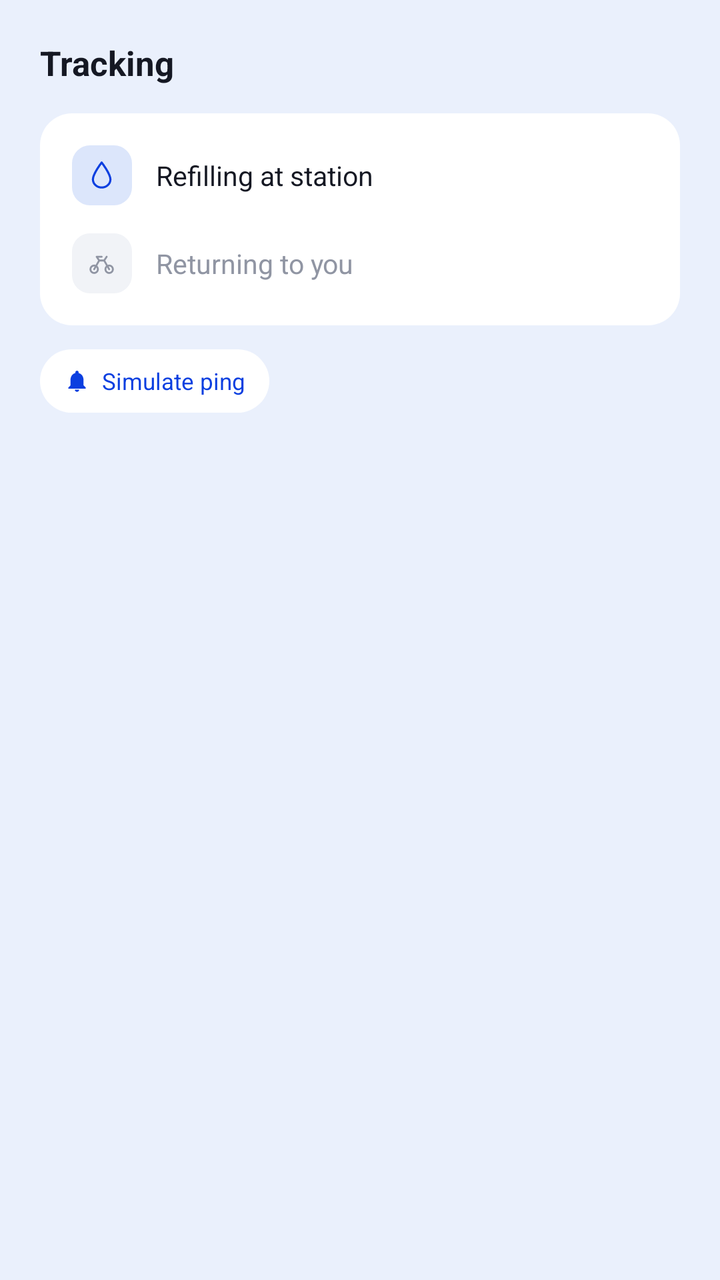
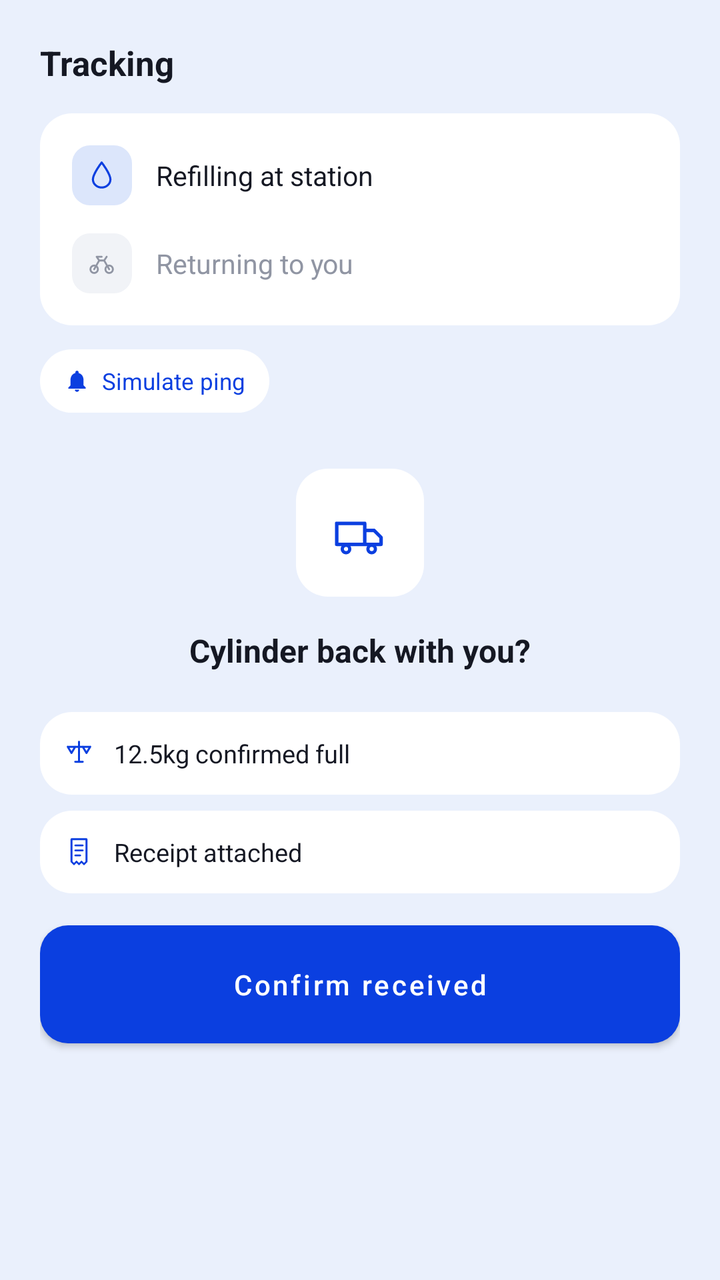

Two renders of the same Android screen: before a commit and after it. Below are the layout's source before the change and the commit's diff.
<!-- AndroidManifest.xml: application theme Theme.Blue -->
<!-- res/layout/view_track.xml -->
<?xml version="1.0" encoding="utf-8"?>
<LinearLayout xmlns:android="http://schemas.android.com/apk/res/android"
    android:layout_width="match_parent"
    android:layout_height="match_parent"
    android:orientation="vertical"
    android:background="@color/bg"
    android:padding="20dp">

    <TextView
        android:layout_width="wrap_content"
        android:layout_height="wrap_content"
        android:text="Tracking"
        android:textColor="@color/ink"
        android:textSize="17sp"
        android:textStyle="bold" />

    <LinearLayout
        android:id="@+id/notifBanner"
        android:layout_width="match_parent"
        android:layout_height="wrap_content"
        android:layout_marginTop="16dp"
        android:orientation="horizontal"
        android:gravity="center_vertical"
        android:background="@drawable/bg_card"
        android:padding="12dp"
        android:visibility="gone">

        <ImageView
            android:layout_width="16dp"
            android:layout_height="16dp"
            android:src="@drawable/ic_bell"
            android:tint="@color/accent" />

        <TextView
            android:layout_width="wrap_content"
            android:layout_height="wrap_content"
            android:layout_marginStart="8dp"
            android:text="Rider arrived at station"
            android:textColor="@color/accent"
            android:textSize="12.5sp" />
    </LinearLayout>

    <LinearLayout
        android:layout_width="match_parent"
        android:layout_height="wrap_content"
        android:layout_marginTop="14dp"
        android:orientation="vertical"
        android:background="@drawable/bg_card"
        android:padding="16dp">

        <LinearLayout
            android:layout_width="match_parent"
            android:layout_height="wrap_content"
            android:orientation="horizontal"
            android:gravity="center_vertical">

            <LinearLayout
                android:layout_width="30dp"
                android:layout_height="30dp"
                android:background="@drawable/bg_icon_chip"
                android:gravity="center">

                <ImageView
                    android:layout_width="15dp"
                    android:layout_height="15dp"
                    android:src="@drawable/ic_drop"
                    android:tint="@color/accent" />
            </LinearLayout>

            <TextView
                android:layout_width="wrap_content"
                android:layout_height="wrap_content"
                android:layout_marginStart="12dp"
                android:text="Refilling at station"
                android:textColor="@color/ink"
                android:textSize="13.5sp" />
        </LinearLayout>

        <LinearLayout
            android:layout_width="match_parent"
            android:layout_height="wrap_content"
            android:layout_marginTop="14dp"
            android:orientation="horizontal"
            android:gravity="center_vertical">

            <LinearLayout
                android:layout_width="30dp"
                android:layout_height="30dp"
                android:background="@drawable/bg_icon_chip_muted"
                android:gravity="center">

                <ImageView
                    android:layout_width="15dp"
                    android:layout_height="15dp"
                    android:src="@drawable/ic_bike"
                    android:tint="@color/muted_icon" />
            </LinearLayout>

            <TextView
                android:layout_width="wrap_content"
                android:layout_height="wrap_content"
                android:layout_marginStart="12dp"
                android:text="Returning to you"
                android:textColor="@color/muted_icon"
                android:textSize="13.5sp" />
        </LinearLayout>

    </LinearLayout>

    <LinearLayout
        android:id="@+id/btnPing"
        android:layout_width="wrap_content"
        android:layout_height="wrap_content"
        android:layout_marginTop="12dp"
        android:orientation="horizontal"
        android:gravity="center_vertical"
        android:background="@drawable/bg_card"
        android:paddingStart="12dp"
        android:paddingEnd="12dp"
        android:paddingTop="8dp"
        android:paddingBottom="8dp"
        android:clickable="true"
        android:focusable="true">

        <ImageView
            android:layout_width="13dp"
            android:layout_height="13dp"
            android:src="@drawable/ic_bell"
            android:tint="@color/accent" />

        <TextView
            android:layout_width="wrap_content"
            android:layout_height="wrap_content"
            android:layout_marginStart="6dp"
            android:text="Simulate ping"
            android:textColor="@color/accent"
            android:textSize="11.5sp" />
    </LinearLayout>

</LinearLayout>
<!-- resources referenced by this layout -->
<resources>
  <color name="accent">#0B3FE0</color>
  <color name="bg">#EAF0FC</color>
  <color name="ink">#151823</color>
  <color name="muted_icon">#9095A3</color>
  <!-- drawable bg_card (drawable) -->
  <?xml version="1.0" encoding="utf-8"?>
  <shape xmlns:android="http://schemas.android.com/apk/res/android">
      <solid android:color="@color/card" />
      <corners android:radius="16dp" />
  </shape>
  <!-- drawable bg_icon_chip (drawable) -->
  <?xml version="1.0" encoding="utf-8"?>
  <shape xmlns:android="http://schemas.android.com/apk/res/android">
      <solid android:color="@color/accent_soft" />
      <corners android:radius="9dp" />
  </shape>
  <!-- drawable bg_icon_chip_muted (drawable) -->
  <?xml version="1.0" encoding="utf-8"?>
  <shape xmlns:android="http://schemas.android.com/apk/res/android">
      <solid android:color="#F1F3F7" />
      <corners android:radius="9dp" />
  </shape>
  <style name="Theme.Blue" parent="Theme.MaterialComponents.Light.NoActionBar">
          <item name="colorPrimary">@color/accent</item>
          <item name="colorPrimaryDark">@color/bg</item>
          <item name="colorAccent">@color/accent</item>
          <item name="android:windowBackground">@color/bg</item>
          <item name="android:statusBarColor">@color/bg</item>
          <item name="android:windowLightStatusBar">true</item>
      </style>
  <color name="card">#FFFFFF</color>
  <color name="accent_soft">#DCE6FB</color>
  <!-- unchanged entries left out for length: 3 -->
</resources>

<!-- the commit's change to res/layout/view_track.xml (unified diff, before → after) -->
@@ -1,140 +1,238 @@
 <?xml version="1.0" encoding="utf-8"?>
-<LinearLayout xmlns:android="http://schemas.android.com/apk/res/android"
+<ScrollView xmlns:android="http://schemas.android.com/apk/res/android"
     android:layout_width="match_parent"
     android:layout_height="match_parent"
-    android:orientation="vertical"
     android:background="@color/bg"
-    android:padding="20dp">
-
-    <TextView
-        android:layout_width="wrap_content"
-        android:layout_height="wrap_content"
-        android:text="Tracking"
-        android:textColor="@color/ink"
-        android:textSize="17sp"
-        android:textStyle="bold" />
-
-    <LinearLayout
-        android:id="@+id/notifBanner"
-        android:layout_width="match_parent"
-        android:layout_height="wrap_content"
-        android:layout_marginTop="16dp"
-        android:orientation="horizontal"
-        android:gravity="center_vertical"
-        android:background="@drawable/bg_card"
-        android:padding="12dp"
-        android:visibility="gone">
-
-        <ImageView
-            android:layout_width="16dp"
-            android:layout_height="16dp"
-            android:src="@drawable/ic_bell"
-            android:tint="@color/accent" />
-
-        <TextView
-            android:layout_width="wrap_content"
-            android:layout_height="wrap_content"
-            android:layout_marginStart="8dp"
-            android:text="Rider arrived at station"
-            android:textColor="@color/accent"
-            android:textSize="12.5sp" />
-    </LinearLayout>
+    android:fillViewport="true">
 
     <LinearLayout
         android:layout_width="match_parent"
         android:layout_height="wrap_content"
-        android:layout_marginTop="14dp"
         android:orientation="vertical"
-        android:background="@drawable/bg_card"
-        android:padding="16dp">
-
-        <LinearLayout
-            android:layout_width="match_parent"
-            android:layout_height="wrap_content"
-            android:orientation="horizontal"
-            android:gravity="center_vertical">
+        android:padding="20dp">
+
+        <TextView
+            android:layout_width="wrap_content"
+            android:layout_height="wrap_content"
+            android:text="Tracking"
+            android:textColor="@color/ink"
+            android:textSize="17sp"
+            android:textStyle="bold" />
+
+        <LinearLayout
+            android:id="@+id/notifBanner"
+            android:layout_width="match_parent"
+            android:layout_height="wrap_content"
+            android:layout_marginTop="16dp"
+            android:orientation="horizontal"
+            android:gravity="center_vertical"
+            android:background="@drawable/bg_card"
+            android:padding="12dp"
+            android:visibility="gone">
+
+            <ImageView
+                android:layout_width="16dp"
+                android:layout_height="16dp"
+                android:src="@drawable/ic_bell"
+                android:tint="@color/accent" />
+
+            <TextView
+                android:layout_width="wrap_content"
+                android:layout_height="wrap_content"
+                android:layout_marginStart="8dp"
+                android:text="Rider arrived at station"
+                android:textColor="@color/accent"
+                android:textSize="12.5sp" />
+        </LinearLayout>
+
+        <LinearLayout
+            android:layout_width="match_parent"
+            android:layout_height="wrap_content"
+            android:layout_marginTop="14dp"
+            android:orientation="vertical"
+            android:background="@drawable/bg_card"
+            android:padding="16dp">
 
             <LinearLayout
-                android:layout_width="30dp"
-                android:layout_height="30dp"
-                android:background="@drawable/bg_icon_chip"
+                android:layout_width="match_parent"
+                android:layout_height="wrap_content"
+                android:orientation="horizontal"
+                android:gravity="center_vertical">
+
+                <LinearLayout
+                    android:layout_width="30dp"
+                    android:layout_height="30dp"
+                    android:background="@drawable/bg_icon_chip"
+                    android:gravity="center">
+
+                    <ImageView
+                        android:layout_width="15dp"
+                        android:layout_height="15dp"
+                        android:src="@drawable/ic_drop"
+                        android:tint="@color/accent" />
+                </LinearLayout>
+
+                <TextView
+                    android:layout_width="wrap_content"
+                    android:layout_height="wrap_content"
+                    android:layout_marginStart="12dp"
+                    android:text="Refilling at station"
+                    android:textColor="@color/ink"
+                    android:textSize="13.5sp" />
+            </LinearLayout>
+
+            <LinearLayout
+                android:layout_width="match_parent"
+                android:layout_height="wrap_content"
+                android:layout_marginTop="14dp"
+                android:orientation="horizontal"
+                android:gravity="center_vertical">
+
+                <LinearLayout
+                    android:layout_width="30dp"
+                    android:layout_height="30dp"
+                    android:background="@drawable/bg_icon_chip_muted"
+                    android:gravity="center">
+
+                    <ImageView
+                        android:layout_width="15dp"
+                        android:layout_height="15dp"
+                        android:src="@drawable/ic_bike"
+                        android:tint="@color/muted_icon" />
+                </LinearLayout>
+
+                <TextView
+                    android:layout_width="wrap_content"
+                    android:layout_height="wrap_content"
+                    android:layout_marginStart="12dp"
+                    android:text="Returning to you"
+                    android:textColor="@color/muted_icon"
+                    android:textSize="13.5sp" />
+            </LinearLayout>
+
+        </LinearLayout>
+
+        <LinearLayout
+            android:id="@+id/btnPing"
+            android:layout_width="wrap_content"
+            android:layout_height="wrap_content"
+            android:layout_marginTop="12dp"
+            android:orientation="horizontal"
+            android:gravity="center_vertical"
+            android:background="@drawable/bg_card"
+            android:paddingStart="12dp"
+            android:paddingEnd="12dp"
+            android:paddingTop="8dp"
+            android:paddingBottom="8dp"
+            android:clickable="true"
+            android:focusable="true">
+
+            <ImageView
+                android:layout_width="13dp"
+                android:layout_height="13dp"
+                android:src="@drawable/ic_bell"
+                android:tint="@color/accent" />
+
+            <TextView
+                android:layout_width="wrap_content"
+                android:layout_height="wrap_content"
+                android:layout_marginStart="6dp"
+                android:text="Simulate ping"
+                android:textColor="@color/accent"
+                android:textSize="11.5sp" />
+        </LinearLayout>
+
+        <LinearLayout
+            android:layout_width="match_parent"
+            android:layout_height="wrap_content"
+            android:orientation="vertical"
+            android:gravity="center_horizontal"
+            android:layout_marginTop="28dp">
+
+            <LinearLayout
+                android:layout_width="64dp"
+                android:layout_height="64dp"
+                android:background="@drawable/bg_card"
                 android:gravity="center">
 
                 <ImageView
-                    android:layout_width="15dp"
-                    android:layout_height="15dp"
-                    android:src="@drawable/ic_drop"
+                    android:layout_width="28dp"
+                    android:layout_height="28dp"
+                    android:src="@drawable/ic_truck"
                     android:tint="@color/accent" />
             </LinearLayout>
 
             <TextView
                 android:layout_width="wrap_content"
                 android:layout_height="wrap_content"
-                android:layout_marginStart="12dp"
-                android:text="Refilling at station"
+                android:layout_marginTop="16dp"
+                android:text="Cylinder back with you?"
                 android:textColor="@color/ink"
-                android:textSize="13.5sp" />
-        </LinearLayout>
-
-        <LinearLayout
-            android:layout_width="match_parent"
-            android:layout_height="wrap_content"
-            android:layout_marginTop="14dp"
-            android:orientation="horizontal"
-            android:gravity="center_vertical">
-
-            <LinearLayout
-                android:layout_width="30dp"
-                android:layout_height="30dp"
-                android:background="@drawable/bg_icon_chip_muted"
-                android:gravity="center">
-
-                <ImageView
-                    android:layout_width="15dp"
-                    android:layout_height="15dp"
-                    android:src="@drawable/ic_bike"
-                    android:tint="@color/muted_icon" />
-            </LinearLayout>
-
-            <TextView
-                android:layout_width="wrap_content"
-                android:layout_height="wrap_content"
-                android:layout_marginStart="12dp"
-                android:text="Returning to you"
-                android:textColor="@color/muted_icon"
-                android:textSize="13.5sp" />
-        </LinearLayout>
+                android:textSize="16sp"
+                android:textStyle="bold" />
+        </LinearLayout>
+
+        <LinearLayout
+            android:layout_width="match_parent"
+            android:layout_height="wrap_content"
+            android:layout_marginTop="20dp"
+            android:orientation="horizontal"
+            android:gravity="center_vertical"
+            android:background="@drawable/bg_card"
+            android:padding="12dp">
+
+            <ImageView
+                android:layout_width="15dp"
+                android:layout_height="15dp"
+                android:src="@drawable/ic_scale"
+                android:tint="@color/accent" />
+
+            <TextView
+                android:id="@+id/tvWeightDetail"
+                android:layout_width="wrap_content"
+                android:layout_height="wrap_content"
+                android:layout_marginStart="10dp"
+                android:text="12.5kg confirmed full"
+                android:textColor="@color/ink"
+                android:textSize="12.5sp" />
+        </LinearLayout>
+
+        <LinearLayout
+            android:layout_width="match_parent"
+            android:layout_height="wrap_content"
+            android:layout_marginTop="8dp"
+            android:orientation="horizontal"
+            android:gravity="center_vertical"
+            android:background="@drawable/bg_card"
+            android:padding="12dp">
+
+            <ImageView
+                android:layout_width="15dp"
+                android:layout_height="15dp"
+                android:src="@drawable/ic_receipt"
+                android:tint="@color/accent" />
+
+            <TextView
+                android:layout_width="wrap_content"
+                android:layout_height="wrap_content"
+                android:layout_marginStart="10dp"
+                android:text="Receipt attached"
+                android:textColor="@color/ink"
+                android:textSize="12.5sp" />
+        </LinearLayout>
+
+        <Button
+            android:id="@+id/btnConfirmReceived"
+            android:layout_width="match_parent"
+            android:layout_height="wrap_content"
+            android:layout_marginTop="16dp"
+            android:background="@drawable/btn_accent"
+            android:text="Confirm received"
+            android:textColor="@color/white"
+            android:textAllCaps="false"
+            android:textSize="14sp"
+            android:paddingTop="14dp"
+            android:paddingBottom="14dp" />
 
     </LinearLayout>
-
-    <LinearLayout
-        android:id="@+id/btnPing"
-        android:layout_width="wrap_content"
-        android:layout_height="wrap_content"
-        android:layout_marginTop="12dp"
-        android:orientation="horizontal"
-        android:gravity="center_vertical"
-        android:background="@drawable/bg_card"
-        android:paddingStart="12dp"
-        android:paddingEnd="12dp"
-        android:paddingTop="8dp"
-        android:paddingBottom="8dp"
-        android:clickable="true"
-        android:focusable="true">
-
-        <ImageView
-            android:layout_width="13dp"
-            android:layout_height="13dp"
-            android:src="@drawable/ic_bell"
-            android:tint="@color/accent" />
-
-        <TextView
-            android:layout_width="wrap_content"
-            android:layout_height="wrap_content"
-            android:layout_marginStart="6dp"
-            android:text="Simulate ping"
-            android:textColor="@color/accent"
-            android:textSize="11.5sp" />
-    </LinearLayout>
-
-</LinearLayout>
+</ScrollView>
<!-- resource entries referenced after the edit -->
@@ -4,6 +4,7 @@
   <color name="bg">#EAF0FC</color>
   <color name="ink">#151823</color>
   <color name="muted_icon">#9095A3</color>
+  <color name="white">#FFFFFF</color>
   <!-- drawable bg_card (drawable) -->
   <?xml version="1.0" encoding="utf-8"?>
   <shape xmlns:android="http://schemas.android.com/apk/res/android">
@@ -22,6 +23,57 @@
       <solid android:color="#F1F3F7" />
       <corners android:radius="9dp" />
   </shape>
+  <!-- drawable btn_accent (drawable) -->
+  <?xml version="1.0" encoding="utf-8"?>
+  <shape xmlns:android="http://schemas.android.com/apk/res/android">
+      <solid android:color="@color/accent" />
+      <corners android:radius="14dp" />
+  </shape>
+  <!-- drawable ic_receipt (drawable) -->
+  <vector xmlns:android="http://schemas.android.com/apk/res/android"
+      android:width="24dp" android:height="24dp"
+      android:viewportWidth="24" android:viewportHeight="24">
+      <path
+          android:pathData="M6,2L18,2L18,20L16,22L14,20L12,22L10,20L8,22L6,20Z"
+          android:strokeColor="#FF000000"
+          android:strokeWidth="1.5"
+          android:fillColor="#00000000"
+          android:strokeLineJoin="round" />
+      <path
+          android:pathData="M9,7L15,7 M9,11L15,11 M9,15L13,15"
+          android:strokeColor="#FF000000"
+          android:strokeWidth="1.4"
+          android:fillColor="#00000000"
+          android:strokeLineCap="round" />
+  </vector>
+  <!-- drawable ic_scale (drawable) -->
+  <vector xmlns:android="http://schemas.android.com/apk/res/android"
+      android:width="24dp" android:height="24dp"
+      android:viewportWidth="24" android:viewportHeight="24">
+      <path
+          android:pathData="M12,3L12,19 M4,7L20,7 M9,19L15,19 M3,7L6,12L9,7 M15,7L18,12L21,7"
+          android:strokeColor="#FF000000"
+          android:strokeWidth="1.6"
+          android:fillColor="#00000000"
+          android:strokeLineCap="round"
+          android:strokeLineJoin="round" />
+  </vector>
+  <!-- drawable ic_truck (drawable) -->
+  <vector xmlns:android="http://schemas.android.com/apk/res/android"
+      android:width="24dp" android:height="24dp"
+      android:viewportWidth="24" android:viewportHeight="24">
+      <path
+          android:pathData="M2,8L14,8L14,17L2,17Z M14,11L18,11L21,14L21,17L14,17Z"
+          android:strokeColor="#FF000000"
+          android:strokeWidth="1.5"
+          android:fillColor="#00000000"
+          android:strokeLineJoin="round" />
+      <path
+          android:pathData="M4.4,19A1.6,1.6 0 1,0 7.6,19A1.6,1.6 0 1,0 4.4,19Z M15.4,19A1.6,1.6 0 1,0 18.6,19A1.6,1.6 0 1,0 15.4,19Z"
+          android:strokeColor="#FF000000"
+          android:strokeWidth="1.4"
+          android:fillColor="#00000000" />
+  </vector>
   <style name="Theme.Blue" parent="Theme.MaterialComponents.Light.NoActionBar">
           <item name="colorPrimary">@color/accent</item>
           <item name="colorPrimaryDark">@color/bg</item>
